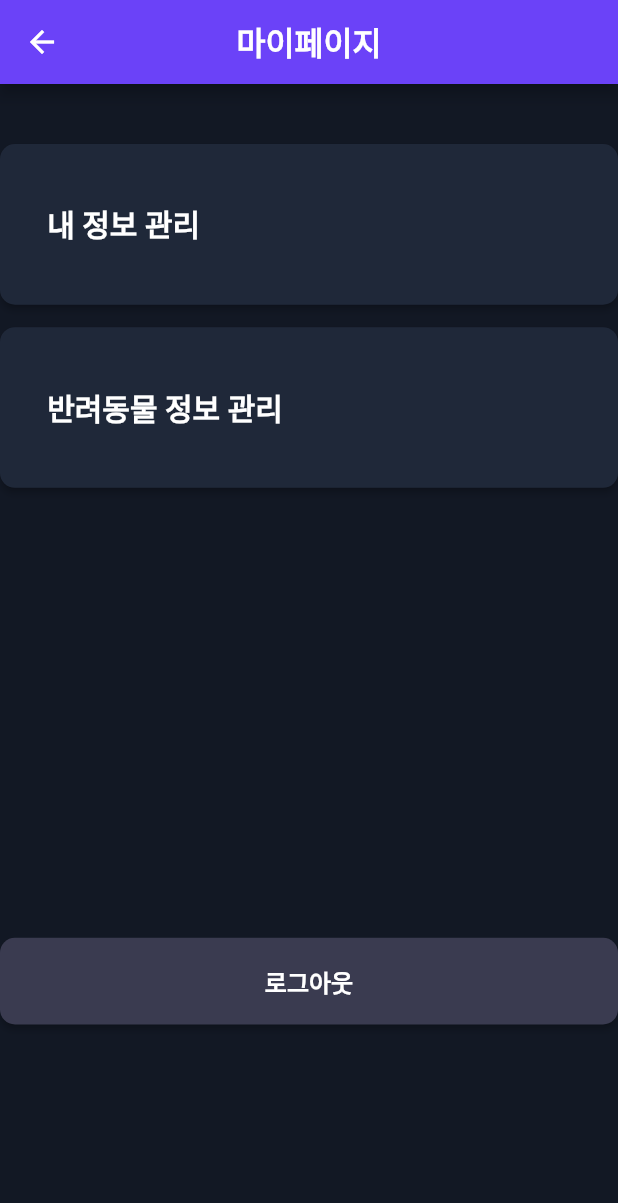
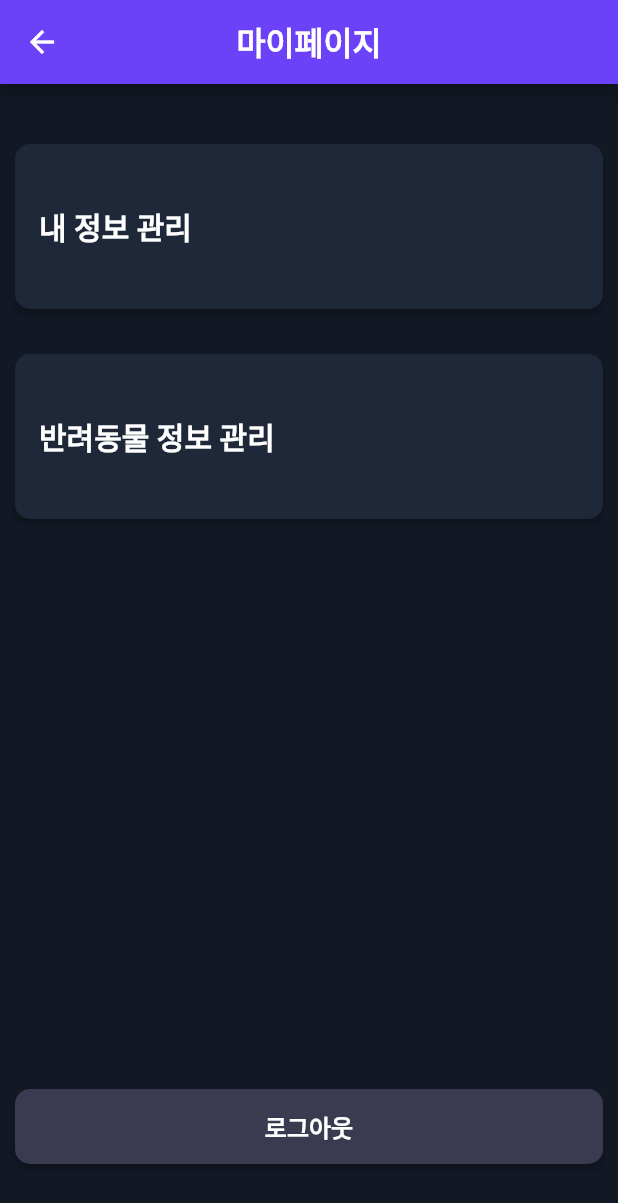
Before and after one commit to Miribyeol/MIRI-APP, a Flutter app: the MypageScreen screen opened by its route, on a phone screen of 412 x 824 dp. Shown: the top 1203 px of the screen. Run offline on Flutter 3.47's test engine with Material 2 defaults, Android fonts, the phone set to English and light mode, and no system bars; our stand-ins replace flutter_dotenv, flutter_secure_storage; missing offline and left inert: kakao_flutter_sdk; accounts and stored records are empty; network calls fail.

Commit message:
로그아웃 버튼 수정 및 반려동물 정보 조회 글꼴 수정

```diff
--- a/lib/screens/mypage.dart
+++ b/lib/screens/mypage.dart
@@ -1,27 +1,23 @@
+
 import 'package:flutter/material.dart';
-import 'package:flutter_secure_storage/flutter_secure_storage.dart';
+import 'package:flutter_secure_storage/flutter_secure_storage.dart'; // 추가
 
 class MypageScreen extends StatelessWidget {
-  final FlutterSecureStorage _storage = const FlutterSecureStorage();
+  final FlutterSecureStorage _storage = const FlutterSecureStorage(); // 추가
 
   Future<void> _logout(context) async {
-    await _storage.delete(key: 'jwt_token');
-    Navigator.pushReplacementNamed(context, '/onboarding');
+    await _storage.delete(key: 'jwt_token'); // jwt_token 토큰값 삭제
+    Navigator.pushReplacementNamed(context, '/onboarding'); // 로그인 화면으로 이동
   }
 
   @override
   Widget build(BuildContext context) {
-    double screenHeight = MediaQuery.of(context).size.height;
-    double buttonHeight = screenHeight * 0.13; // Adjust the ratio as needed
-    double logoutButtonHeight =
-        screenHeight * 0.07; // Adjust the ratio as needed
-
     return Scaffold(
       appBar: AppBar(
         backgroundColor: const Color(0xFF6B42F8),
         title: const Text(
           '마이페이지',
-          style: TextStyle(fontWeight: FontWeight.bold),
+          style: TextStyle(fontWeight: FontWeight.bold), // 텍스트를 볼드체로 변경
         ),
         centerTitle: true,
         leading: IconButton(
@@ -32,25 +28,28 @@ class MypageScreen extends StatelessWidget {
         ),
       ),
       backgroundColor: const Color(0xFF121824),
-      body: Column(
+      body: SingleChildScrollView(
+        padding: const EdgeInsets.symmetric(horizontal: 10.0), // 좌우 패딩 추가
+        child: Column(
           crossAxisAlignment: CrossAxisAlignment.stretch,
           children: [
-          SizedBox(height: 40),
+            const SizedBox(height: 40),
             ElevatedButton(
               onPressed: () {
                 Navigator.pushNamed(context, '/mypage_my_info');
               },
               style: ElevatedButton.styleFrom(
                 backgroundColor: const Color(0xFF1F2839),
+                minimumSize: const Size(double.infinity, 110),
                 shape: RoundedRectangleBorder(
                   borderRadius: BorderRadius.circular(10.0),
                 ),
-              minimumSize: Size(double.infinity, buttonHeight),
+                padding: EdgeInsets.zero, // 버튼 내부 패딩 제거
               ),
-            child: Padding(
-              padding: const EdgeInsets.all(16.0),
+              child: const Padding(
+                padding: EdgeInsets.fromLTRB(16.0, 0, 16.0, 0), // 왼쪽 패딩 추가
                 child: Align(
-                alignment: Alignment.centerLeft,
+                  alignment: Alignment.centerLeft, // 텍스트를 왼쪽으로 정렬
                   child: Text(
                     '내 정보 관리',
                     style: TextStyle(
@@ -62,22 +61,23 @@ class MypageScreen extends StatelessWidget {
                 ),
               ),
             ),
-          SizedBox(height: 15),
+            const SizedBox(height: 30),
             ElevatedButton(
               onPressed: () {
                 Navigator.pushNamed(context, '/mypage_pet_info');
               },
               style: ElevatedButton.styleFrom(
                 backgroundColor: const Color(0xFF1F2839),
+                minimumSize: const Size(double.infinity, 110),
                 shape: RoundedRectangleBorder(
                   borderRadius: BorderRadius.circular(10.0),
                 ),
-              minimumSize: Size(double.infinity, buttonHeight),
+                padding: EdgeInsets.zero, // 버튼 내부 패딩 제거
               ),
-            child: Padding(
-              padding: const EdgeInsets.all(16.0),
+              child: const Padding(
+                padding: EdgeInsets.fromLTRB(16.0, 0, 16.0, 0), // 왼쪽 패딩 추가
                 child: Align(
-                alignment: Alignment.centerLeft,
+                  alignment: Alignment.centerLeft, // 텍스트를 왼쪽으로 정렬
                   child: Text(
                     '반려동물 정보 관리',
                     style: TextStyle(
@@ -89,23 +89,21 @@ class MypageScreen extends StatelessWidget {
                 ),
               ),
             ),
-          SizedBox(height: 300),
-          Align(
-            alignment: Alignment.center,
-            child: ElevatedButton(
+            const SizedBox(height: 380),//430
+            ElevatedButton(
               onPressed: () {
-                _logout(context);
+                _logout(context); // 로그아웃 버튼을 눌렀을 때 로그아웃 처리
               },
               style: ElevatedButton.styleFrom(
                 backgroundColor: const Color(0xff3a3b50),
+                minimumSize: const Size(double.infinity, 50),
                 shape: RoundedRectangleBorder(
                   borderRadius: BorderRadius.circular(10.0),
                 ),
-                minimumSize: Size(double.infinity, logoutButtonHeight),
               ),
-              child: Padding(
-                padding: const EdgeInsets.all(16.0),
-                child: Text(
+              child: const Align(
+                alignment: Alignment.center,
+                child:  Text(
                   '로그아웃',
                   style: TextStyle(
                     color: Colors.white,
@@ -115,9 +113,11 @@ class MypageScreen extends StatelessWidget {
                 ),
               ),
             ),
+
+        ],
         ),
-        ],
       ),
     );
   }
+
 }
--- a/lib/screens/mypage_pet_info.dart
+++ b/lib/screens/mypage_pet_info.dart
@@ -170,7 +170,10 @@ class AnimalScreenState extends State<AnimalScreen> {
   Widget build(BuildContext context) {
     return Scaffold(
       appBar: AppBar(
-        title: const Text('반려동물 정보 관리'),
+        title: const Text('반려동물 정보 관리',
+        style: TextStyle(
+          fontWeight:FontWeight.bold,
+        )),
         centerTitle: true,
         leading: IconButton(
           icon: const Icon(Icons.arrow_back),
```
Also changed, not shown: pubspec.lock. Lines whose indentation alone changed are shown as unchanged.
